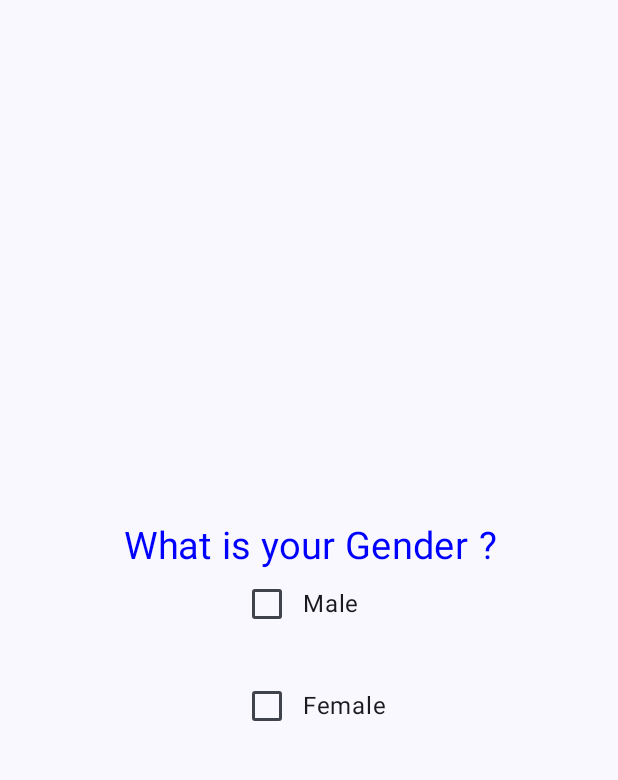
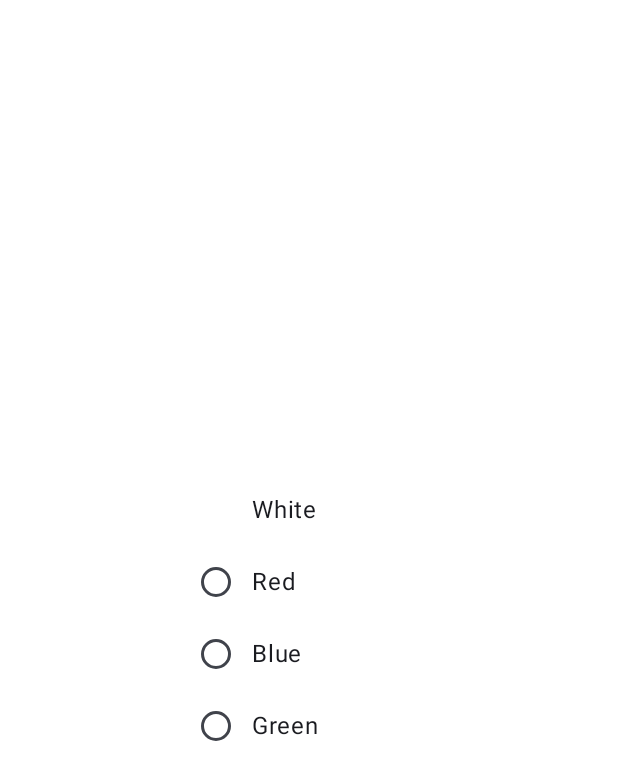
Before and after one commit to 2s767/MyKotlinLearningProjects, an Android app built with Jetpack Compose: the screen it shows after launch (MainActivity), on a phone screen of 412 x 824 dp. Shown: the top 780 px of the screen. Run offline under Robolectric (Android 15) with nearby library versions, the phone set to English and light mode, and no system bars.

Commit message:
RadioButton

```diff
--- a/app/src/main/java/com/example/components/MainActivity.kt
+++ b/app/src/main/java/com/example/components/MainActivity.kt
@@ -1,44 +1,27 @@
 package com.example.components
 import android.os.Bundle
-import android.widget.Space
 import androidx.activity.ComponentActivity
 import androidx.activity.compose.setContent
 import androidx.activity.enableEdgeToEdge
-import androidx.compose.foundation.Image
+import androidx.compose.foundation.background
+import androidx.compose.foundation.clickable
 import androidx.compose.foundation.layout.Arrangement
 import androidx.compose.foundation.layout.Column
 import androidx.compose.foundation.layout.Row
-import androidx.compose.foundation.layout.Spacer
 import androidx.compose.foundation.layout.fillMaxSize
-import androidx.compose.foundation.layout.height
 import androidx.compose.foundation.layout.padding
-import androidx.compose.foundation.layout.size
-import androidx.compose.foundation.layout.width
-import androidx.compose.foundation.shape.RoundedCornerShape
-import androidx.compose.foundation.text.KeyboardActions
-import androidx.compose.foundation.text.KeyboardOptions
-import androidx.compose.material3.Button
-import androidx.compose.material3.ButtonDefaults
-import androidx.compose.material3.Checkbox
+import androidx.compose.material3.RadioButton
+import androidx.compose.material3.RadioButtonDefaults
 import androidx.compose.material3.Scaffold
 import androidx.compose.material3.Text
-import androidx.compose.material3.TextField
-import androidx.compose.material3.TextFieldDefaults
 import androidx.compose.runtime.Composable
 import androidx.compose.runtime.mutableStateOf
 import androidx.compose.runtime.remember
 import androidx.compose.ui.Alignment
 import androidx.compose.ui.Modifier
 import androidx.compose.ui.graphics.Color
-import androidx.compose.ui.layout.ContentScale
-import androidx.compose.ui.res.painterResource
-import androidx.compose.ui.text.TextStyle
-import androidx.compose.ui.text.input.KeyboardType
-import androidx.compose.ui.text.input.PasswordVisualTransformation
-import androidx.compose.ui.text.style.TextAlign
 import androidx.compose.ui.tooling.preview.Preview
 import androidx.compose.ui.unit.dp
-import androidx.compose.ui.unit.sp
 import com.example.components.ui.theme.ComponentsTheme
 
 class MainActivity : ComponentActivity() {
@@ -49,7 +32,6 @@ class MainActivity : ComponentActivity() {
             ComponentsTheme {
                 Scaffold(modifier = Modifier.fillMaxSize()) { innerPadding ->
                     Components(
-
                         modifier = Modifier.padding(innerPadding)
                     )
                 }
@@ -60,51 +42,35 @@ class MainActivity : ComponentActivity() {
 
 @Composable
 fun Components(modifier: Modifier = Modifier) {
-    val genderMale  = remember {
-        mutableStateOf(false)
-    }
-    val genderFemale  = remember {
-        mutableStateOf(false)
-    }
-    val title = remember {
-        mutableStateOf("What is your Gender ?")
-    }
-    fun genderChooser() {
-        if(genderFemale.value && genderMale.value) title.value =  "What is your gender ? " else if (genderMale.value ) title.value =  " Your Gender is Male" else title.value = "Your Gender is Female"
+    val colorsName = listOf("White","Red","Blue","Green")
+    val backGroundColors = listOf(Color.White, Color.Red, Color.Blue,Color.Green)
+    val indexNumber = remember {
+        mutableStateOf(0)
     }
     Column(
-        modifier = Modifier.fillMaxSize(),
-        verticalArrangement = Arrangement.Center,
-        horizontalAlignment = Alignment.CenterHorizontally
+        modifier = Modifier.fillMaxSize().background(color = backGroundColors[indexNumber.value]),
+        horizontalAlignment = Alignment.Start,
+        verticalArrangement = Arrangement.Center
     ) {
-        Spacer(Modifier.height(20.dp))
-        Text(title.value, fontSize = 25.sp, textAlign = TextAlign.Center, color = Color.Blue)
-        Column(
-            horizontalAlignment = Alignment.Start,
-            verticalArrangement = Arrangement.SpaceEvenly
-        ) {
-            Row( verticalAlignment = Alignment.CenterVertically) {
-                Checkbox(checked = genderMale.value, onCheckedChange = {
-                    genderMale.value = it
-                    genderFemale.value = !it
-                    genderChooser()
-                })
-                Text("Male")
+
+        colorsName.forEachIndexed { position, name ->
+            Row(
+                verticalAlignment = Alignment.CenterVertically,
+                modifier = Modifier.padding(horizontal = 120.dp).clickable(
+                    onClick = {
+                        indexNumber.value = position
+                    }
+                )
+            ) {
+                RadioButton(selected = name == colorsName[indexNumber.value], onClick = {
+                    indexNumber.value = position
+                },
+                    colors = RadioButtonDefaults.colors(backGroundColors[indexNumber.value])
+                    )
+                Text(colorsName[position])
             }
-            Spacer(Modifier.height(20.dp))
-            Row( verticalAlignment = Alignment.CenterVertically) {
-                Checkbox(
-                    checked = genderFemale.value, onCheckedChange = {
-                        genderFemale.value = it
-                        genderMale.value = !it
-                        genderChooser()
-                    })
-                Text("Female")
-            }
-        }
-
+         }
     }
-
 }
 
 
```
